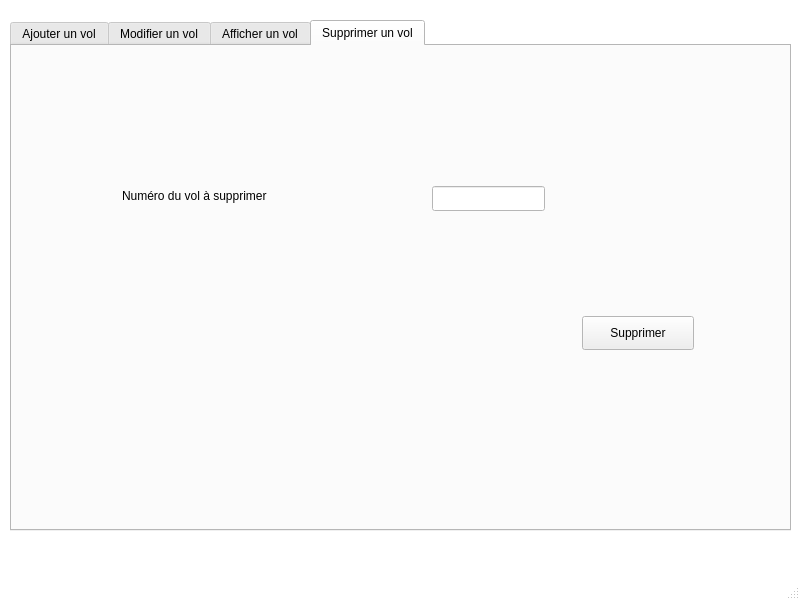
franck-russell/Smart_Station_2A20_Equipe1, file mainwindow.ui: the form before one commit.
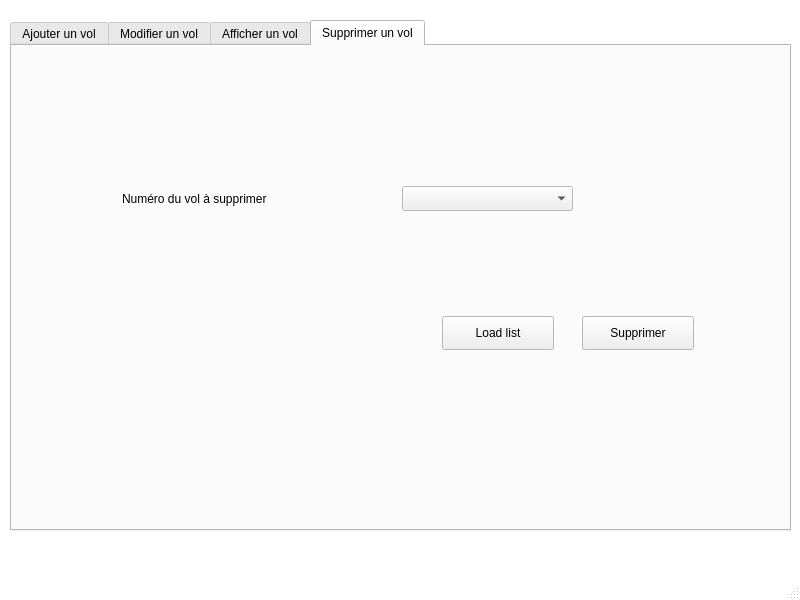
The form after the commit. The open tabs and pages were chosen to show the change.

Diff of the .ui file:
```diff
--- a/mainwindow.ui
+++ b/mainwindow.ui
@@ -374,7 +374,7 @@
         <x>110</x>
         <y>140</y>
         <width>201</width>
-        <height>20</height>
+        <height>25</height>
        </rect>
       </property>
       <property name="text">
@@ -394,16 +394,29 @@
        <string>Supprimer</string>
       </property>
      </widget>
-     <widget class="QLineEdit" name="lineEdit">
+     <widget class="QComboBox" name="comboBox_supprimer">
       <property name="geometry">
        <rect>
-        <x>420</x>
+        <x>390</x>
         <y>140</y>
-        <width>113</width>
+        <width>171</width>
         <height>25</height>
        </rect>
       </property>
      </widget>
+     <widget class="QPushButton" name="pushButton_loadlist_supp">
+      <property name="geometry">
+       <rect>
+        <x>430</x>
+        <y>270</y>
+        <width>112</width>
+        <height>34</height>
+       </rect>
+      </property>
+      <property name="text">
+       <string>Load list</string>
+      </property>
+     </widget>
     </widget>
    </widget>
   </widget>
```
Left out of the diff: 4 changed lines with no effect on the pictures.
